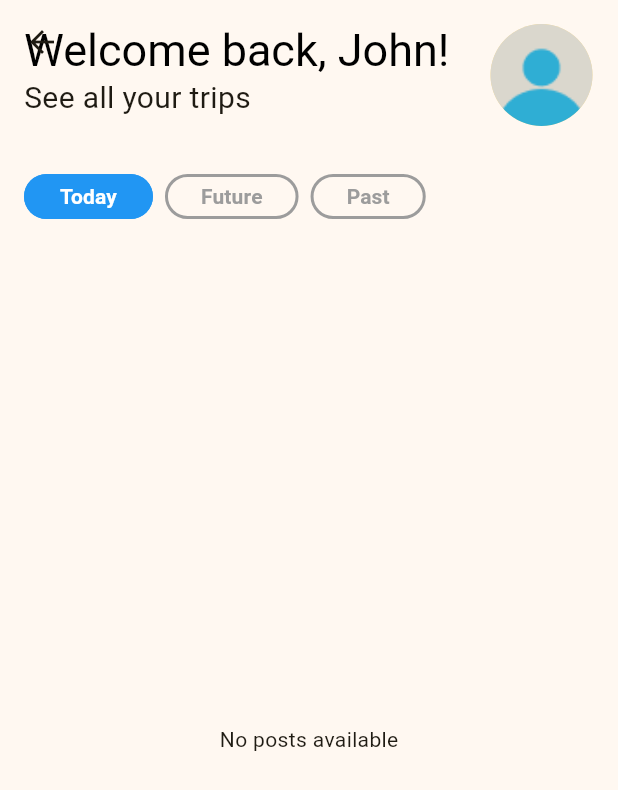
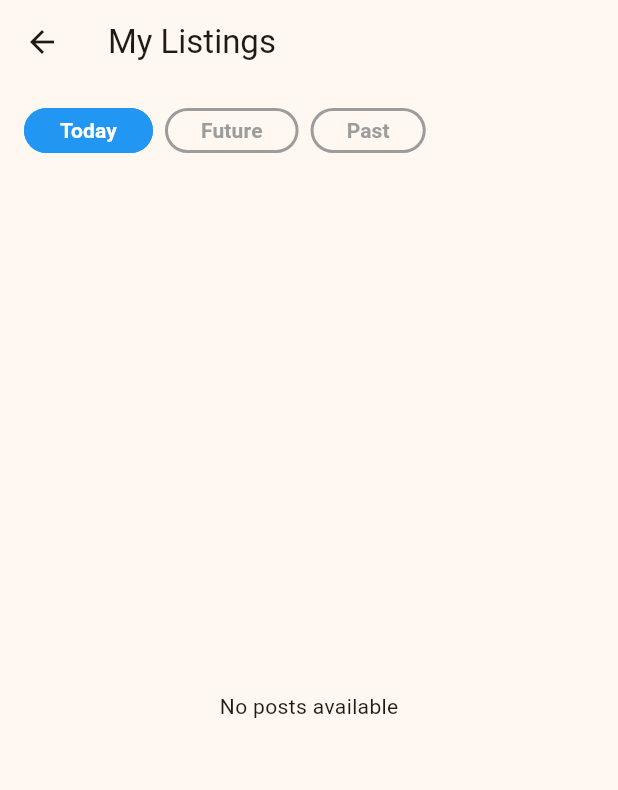
Before and after one commit to Go-Ride-Share/mobile-client, a Flutter app: the ProfilePage screen opened directly, on a phone screen of 412 x 824 dp. Shown: the top 790 px of the screen. Run offline on Flutter 3.47's test engine with Material 3 defaults, Android fonts, the phone set to English and light mode, and no system bars; our stand-ins replace google_maps_flutter, image_picker, shared_preferences; accounts and stored records are empty; network calls fail.

Commit message:
rename Profile page

```diff
--- a/lib/pages/profile_page.dart
+++ b/lib/pages/profile_page.dart
@@ -31,7 +31,9 @@ class _ProfilePageState extends State<ProfilePage> {
   @override
   Widget build(BuildContext context) {
     return Scaffold(
-      appBar: const CustomAppBar(),
+      appBar: AppBar(
+        title: const Text('My Listings'),
+      ),
       body: Column(
         crossAxisAlignment: CrossAxisAlignment.start,
         children: [
@@ -70,7 +72,8 @@ class PostList extends StatelessWidget {
         } else {
           final now = DateTime.now();
           final filteredPosts = snapshot.data!.where((post) {
-            final departureDate = DateTime(post.departureDate.year, post.departureDate.month, post.departureDate.day);
+            final departureDate = DateTime(post.departureDate.year,
+                post.departureDate.month, post.departureDate.day);
             final today = DateTime(now.year, now.month, now.day);
             return filters.any((filter) {
               switch (filter) {
@@ -132,74 +135,39 @@ class FilterButtonRow extends StatelessWidget {
   }
 }
 
-class CustomAppBar extends StatelessWidget implements PreferredSizeWidget {
-  const CustomAppBar({super.key});
+// class CustomAppBar extends StatelessWidget implements PreferredSizeWidget {
+//   const CustomAppBar({super.key});
 
-  @override
-  Widget build(BuildContext context) {
-    return PreferredSize(
-      preferredSize: const Size.fromHeight(1.0),
-      child: AppBar(
-        flexibleSpace: const Padding(
-          padding: EdgeInsets.all(16.0),
-          child: Row(
-            mainAxisAlignment: MainAxisAlignment.spaceBetween,
-            crossAxisAlignment: CrossAxisAlignment.start,
-            children: [
-              Column(
-                mainAxisAlignment: MainAxisAlignment.start,
-                crossAxisAlignment: CrossAxisAlignment.start,
-                children: [
-                  WelcomeHeader(),
-                  Subtitle(),
-                ],
-              ),
-              CircleAvatar(
-                radius: 35,
-                backgroundImage: AssetImage('assets/images/profile_image.png'),
-              ),
-            ],
-          ),
-        ),
-      ),
-    );
-  }
+//   @override
+//   Widget build(BuildContext context) {
+//     return PreferredSize(
+//       // preferredSize: const Size.fromHeight(1.0),
+//       child: AppBar(
+//         flexibleSpace: const Padding(
+//           padding: EdgeInsets.all(16.0),
+//           child: Row(
+//             mainAxisAlignment: MainAxisAlignment.spaceBetween,
+//             crossAxisAlignment: CrossAxisAlignment.start,
+//             children: [
+//               Column(
+//                 mainAxisAlignment: MainAxisAlignment.start,
+//                 crossAxisAlignment: CrossAxisAlignment.start,
+//                 children: [
+//                   WelcomeHeader(),
+//                   Subtitle(),
+//                 ],
+//               ),
+//               CircleAvatar(
+//                 radius: 35,
+//                 backgroundImage: AssetImage('assets/images/profile_image.png'),
+//               ),
+//             ],
+//           ),
+//         ),
+//       ),
+//     );
+//   }
 
-  @override
-  Size get preferredSize => const Size.fromHeight(100.0);
-}
-
-class WelcomeHeader extends StatelessWidget {
-  const WelcomeHeader({super.key});
-
-  @override
-  Widget build(BuildContext context) {
-    return Container(
-      child: RichText(
-        text: const TextSpan(
-          children: [
-            TextSpan(
-              text: 'Welcome back, '
-            ),
-            TextSpan(
-              text: 'John!',
-            ),
-          ],
-          style: TextStyle(fontSize: 30, color: Colors.black),
-        ),
-      ),
-    );
-  }
-}
-
-class Subtitle extends StatelessWidget {
-  const Subtitle({super.key});
-
-  @override
-  Widget build(BuildContext context) {
-    return const Text(
-      'See all your trips',
-      style: TextStyle(fontSize: 20),
-    );
-  }
-}
+//   @override
+//   Size get preferredSize => const Size.fromHeight(100.0);
+// }
```
